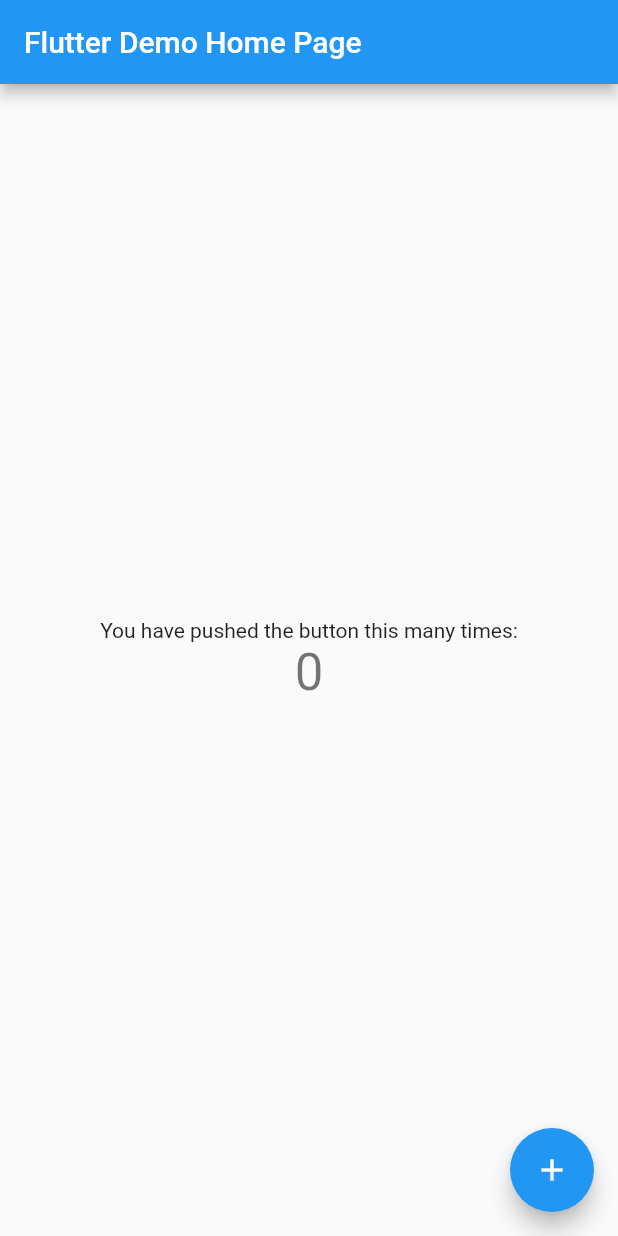
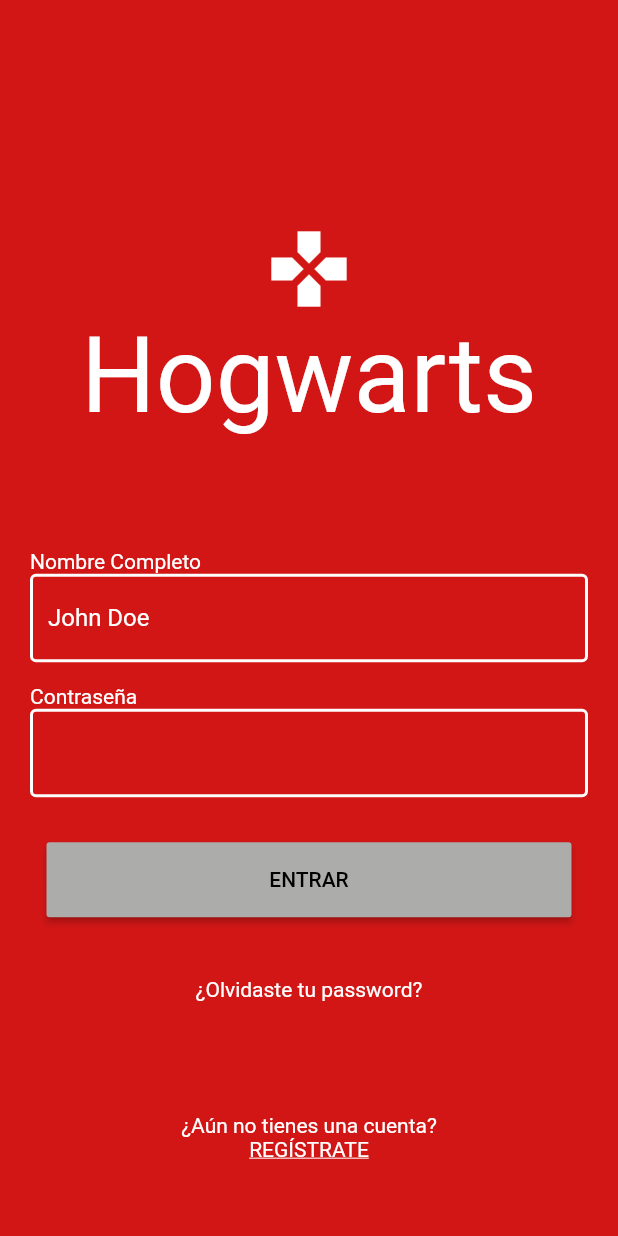
Before and after one commit to EduGro/MovilesProyecto, a Flutter app: the screen it shows after launch, on a phone screen of 412 x 824 dp. Run offline on Flutter 3.47's test engine with Material 2 defaults, Android fonts, the phone set to English and light mode, and no system bars; Roboto replaces fonts that are missing (Akzidenz-Grotesk BQ).

Commit message:
Cambios login y registro

```diff
--- /dev/null
+++ b/lib/login/ingreso.dart
@@ -0,0 +1,232 @@
+import 'package:proyectoMoviles/home/home.dart';
+import 'package:proyectoMoviles/login/registro.dart';
+import 'package:proyectoMoviles/utils/constants.dart';
+import 'package:flutter/gestures.dart';
+import 'package:flutter/material.dart';
+
+class Ingreso extends StatefulWidget {
+  final String title;
+  Ingreso({Key key, this.title}) : super(key: key);
+
+  @override
+  _IngresoState createState() => _IngresoState();
+}
+
+class _IngresoState extends State<Ingreso> {
+  TextEditingController emailController = new TextEditingController();
+  TextEditingController passController = new TextEditingController();
+  final List<Map<String, String>> _listElements = [
+    {
+      "nombre": "John Doe",
+      "pass": "doej",
+      "email": "jdoej@gmail.com",
+    },
+    {
+      "nombre": "Jane Doe",
+      "pass": "doej",
+      "email": "janeDoe@gmail.com",
+    },
+    {
+      "nombre": "Juan Perez",
+      "pass": "perj",
+      "email": "jperez@gmail.com",
+    },
+    {
+      "nombre": "Emongg",
+      "pass": "dva",
+      "email": "zarya@gmail.com",
+    },
+  ];
+  var _scaffoldKey = GlobalKey<ScaffoldState>();
+
+  void showSnacks(String text) {
+    _scaffoldKey.currentState
+      ..hideCurrentSnackBar()
+      ..showSnackBar(
+        SnackBar(
+          content: Text(text),
+        ),
+      );
+  }
+
+  @override
+  Widget build(BuildContext context) {
+    return Scaffold(
+      backgroundColor: PRIMARY_COLOR,
+      key: _scaffoldKey,
+      body: Center(
+        child: SingleChildScrollView(
+          child: Column(
+            children: [
+              Container(
+                padding: new EdgeInsets.only(top: 100.0),
+                child: Icon(
+                  Icons.games,
+                  color: Colors.white,
+                  size: 60,
+                ),
+              ),
+              Container(
+                child: Text(
+                  'Hogwarts',
+                  style: TextStyle(
+                    color: Colors.white,
+                    fontSize: 70,
+                    fontWeight: FontWeight.normal,
+                  ),
+                ),
+              ),
+              Container(
+                padding:
+                    new EdgeInsets.only(top: 75.0, left: 20.0, right: 20.0),
+                child: Column(
+                  children: [
+                    SizedBox(
+                      width: double.infinity,
+                      child: Text(
+                        "Nombre Completo",
+                        textAlign: TextAlign.left,
+                        style: new TextStyle(
+                          color: Colors.white,
+                        ),
+                      ),
+                    ),
+                    TextField(
+                      style: TextStyle(color: Colors.white),
+                      controller: emailController,
+                      decoration: InputDecoration(
+                        hintText: 'John Doe',
+                        hintStyle: TextStyle(
+                          color: Colors.white,
+                        ),
+                        enabledBorder: const OutlineInputBorder(
+                          borderSide:
+                              const BorderSide(color: Colors.white, width: 2.0),
+                        ),
+                      ),
+                    ),
+                  ],
+                ),
+              ),
+              Container(
+                padding:
+                    new EdgeInsets.only(top: 15.0, left: 20.0, right: 20.0),
+                child: Column(
+                  children: [
+                    SizedBox(
+                      width: double.infinity,
+                      child: Text(
+                        "Contraseña",
+                        textAlign: TextAlign.left,
+                        style: new TextStyle(
+                          color: Colors.white,
+                        ),
+                      ),
+                    ),
+                    TextField(
+                      style: TextStyle(color: Colors.white),
+                      controller: passController,
+                      obscureText: true,
+                      decoration: InputDecoration(
+                        enabledBorder: const OutlineInputBorder(
+                          borderSide:
+                              const BorderSide(color: Colors.white, width: 2.0),
+                        ),
+                      ),
+                    ),
+                  ],
+                ),
+              ),
+              Container(
+                padding: new EdgeInsets.only(top: 30.0),
+                child: MaterialButton(
+                  child: Text(
+                    "ENTRAR",
+                    style: TextStyle(
+                      color: Colors.black,
+                    ),
+                  ),
+                  minWidth: 350,
+                  height: 50,
+                  color: SECONDARY_COLOR,
+                  onPressed: () {
+                    var email = emailController.text;
+                    var pass = passController.text;
+                    if (email == "" || pass == "") {
+                      showSnacks("Usuario o contraseña faltantes");
+                    } else {
+                      var probablyPass = _listElements.indexWhere((element) =>
+                          element["nombre"] == email &&
+                          element["pass"] == pass);
+                      if (probablyPass >= 0) {
+                        Navigator.of(context).push(
+                          MaterialPageRoute(
+                            builder: (context) => Home(
+                                title: APP_TITLE,
+                                usuario: _listElements[probablyPass]),
+                          ),
+                        );
+                      }
+                      showSnacks("Usuario o contraseña incorrectos");
+                    }
+                  },
+                ),
+              ),
+              Container(
+                padding: new EdgeInsets.only(top: 40.0),
+                child: new RichText(
+                  textAlign: TextAlign.center,
+                  text: new TextSpan(
+                    children: [
+                      new TextSpan(
+                        text: '¿Olvidaste tu password?',
+                        style: new TextStyle(
+                          color: Colors.white,
+                        ),
+                        recognizer: new TapGestureRecognizer()
+                          ..onTap = () {
+                            showSnacks(
+                                "Enviar un email por favor a: esteCorreo@no.existe");
+                          },
+                      ),
+                    ],
+                  ),
+                ),
+              ),
+              Container(
+                padding: new EdgeInsets.only(top: 75.0),
+                child: new RichText(
+                  textAlign: TextAlign.center,
+                  text: new TextSpan(
+                    children: [
+                      new TextSpan(
+                        text: '¿Aún no tienes una cuenta?\n',
+                        style: new TextStyle(
+                          color: Colors.white,
+                        ),
+                      ),
+                      new TextSpan(
+                        text: 'REGÍSTRATE',
+                        style: new TextStyle(
+                          color: Colors.white,
+                          decoration: TextDecoration.underline,
+                        ),
+                        recognizer: new TapGestureRecognizer()
+                          ..onTap = () {
+                            Navigator.of(context).push(
+                              MaterialPageRoute(
+                                  builder: (context) => Registro()),
+                            );
+                          },
+                      ),
+                    ],
+                  ),
+                ),
+              ),
+            ],
+          ),
+        ),
+      ),
+    );
+  }
+}
--- a/lib/main.dart
+++ b/lib/main.dart
@@ -1,117 +1,21 @@
+import 'package:proyectoMoviles/login/ingreso.dart';
 import 'package:flutter/material.dart';
+import 'package:proyectoMoviles/utils/constants.dart';
 
-void main() {
-  runApp(MyApp());
-}
+void main() => runApp(MyApp());
 
 class MyApp extends StatelessWidget {
   // This widget is the root of your application.
   @override
   Widget build(BuildContext context) {
     return MaterialApp(
-      title: 'Flutter Demo',
+      title: APP_TITLE,
       theme: ThemeData(
-        // This is the theme of your application.
-        //
-        // Try running your application with "flutter run". You'll see the
-        // application has a blue toolbar. Then, without quitting the app, try
-        // changing the primarySwatch below to Colors.green and then invoke
-        // "hot reload" (press "r" in the console where you ran "flutter run",
-        // or simply save your changes to "hot reload" in a Flutter IDE).
-        // Notice that the counter didn't reset back to zero; the application
-        // is not restarted.
-        primarySwatch: Colors.blue,
-        // This makes the visual density adapt to the platform that you run
-        // the app on. For desktop platforms, the controls will be smaller and
-        // closer together (more dense) than on mobile platforms.
-        visualDensity: VisualDensity.adaptivePlatformDensity,
+        //primaryColor: PRIMARY_COLOR,
+        primarySwatch: PRIMARY_COLOR,
+        fontFamily: 'Akzidenz-Grotesk BQ',
       ),
-      home: MyHomePage(title: 'Flutter Demo Home Page'),
+      home: Ingreso(title: APP_TITLE),
     );
   }
 }
-
-class MyHomePage extends StatefulWidget {
-  MyHomePage({Key key, this.title}) : super(key: key);
-
-  // This widget is the home page of your application. It is stateful, meaning
-  // that it has a State object (defined below) that contains fields that affect
-  // how it looks.
-
-  // This class is the configuration for the state. It holds the values (in this
-  // case the title) provided by the parent (in this case the App widget) and
-  // used by the build method of the State. Fields in a Widget subclass are
-  // always marked "final".
-
-  final String title;
-
-  @override
-  _MyHomePageState createState() => _MyHomePageState();
-}
-
-class _MyHomePageState extends State<MyHomePage> {
-  int _counter = 0;
-
-  void _incrementCounter() {
-    setState(() {
-      // This call to setState tells the Flutter framework that something has
-      // changed in this State, which causes it to rerun the build method below
-      // so that the display can reflect the updated values. If we changed
-      // _counter without calling setState(), then the build method would not be
-      // called again, and so nothing would appear to happen.
-      _counter++;
-    });
-  }
-
-  @override
-  Widget build(BuildContext context) {
-    // This method is rerun every time setState is called, for instance as done
-    // by the _incrementCounter method above.
-    //
-    // The Flutter framework has been optimized to make rerunning build methods
-    // fast, so that you can just rebuild anything that needs updating rather
-    // than having to individually change instances of widgets.
-    return Scaffold(
-      appBar: AppBar(
-        // Here we take the value from the MyHomePage object that was created by
-        // the App.build method, and use it to set our appbar title.
-        title: Text(widget.title),
-      ),
-      body: Center(
-        // Center is a layout widget. It takes a single child and positions it
-        // in the middle of the parent.
-        child: Column(
-          // Column is also a layout widget. It takes a list of children and
-          // arranges them vertically. By default, it sizes itself to fit its
-          // children horizontally, and tries to be as tall as its parent.
-          //
-          // Invoke "debug painting" (press "p" in the console, choose the
-          // "Toggle Debug Paint" action from the Flutter Inspector in Android
-          // Studio, or the "Toggle Debug Paint" command in Visual Studio Code)
-          // to see the wireframe for each widget.
-          //
-          // Column has various properties to control how it sizes itself and
-          // how it positions its children. Here we use mainAxisAlignment to
-          // center the children vertically; the main axis here is the vertical
-          // axis because Columns are vertical (the cross axis would be
-          // horizontal).
-          mainAxisAlignment: MainAxisAlignment.center,
-          children: <Widget>[
-            Text(
-              'You have pushed the button this many times:',
-            ),
-            Text(
-              '$_counter',
-              style: Theme.of(context).textTheme.headline4,
-            ),
-          ],
-        ),
-      ),
-      floatingActionButton: FloatingActionButton(
-        onPressed: _incrementCounter,
-        tooltip: 'Increment',
-        child: Icon(Icons.add),
-      ), // This trailing comma makes auto-formatting nicer for build methods.
-    );
-  }
-}
--- /dev/null
+++ b/lib/utils/constants.dart
@@ -0,0 +1,46 @@
+import 'package:flutter/material.dart';
+
+// home
+const String APP_TITLE = "HOGWARTS";
+// profile
+const String PROFILE_NAME = "Anna Doe";
+const String PROFILE_EMAIL = "anna@doe.com";
+const String PROFILE_PICTURE =
+    "https://dkpp.go.id/wp-content/uploads/2018/10/photo.jpg";
+
+// app
+const _redPrimaryValue = 0xFFD21616;
+const Color PRIMARY_COLOR = const MaterialColor(
+  _redPrimaryValue,
+  const <int, Color>{
+    50: const Color(0xFFD21616),
+    100: const Color(0xFFD21616),
+    200: const Color(0xFFD21616),
+    300: const Color(0xFFD21616),
+    400: const Color(0xFFD21616),
+    500: const Color(_redPrimaryValue),
+    600: const Color(0xFFD21616),
+    700: const Color(0xFFD21616),
+    800: const Color(0xFFD21616),
+    900: const Color(0xFFD21616),
+  },
+);
+
+const _silverSecondaryValue = 0xFFACACAB;
+const Color SECONDARY_COLOR = const MaterialColor(
+  _silverSecondaryValue,
+  const <int, Color>{
+    50: const Color(0xFFACACAB),
+    100: const Color(0xFFACACAB),
+    200: const Color(0xFFACACAB),
+    300: const Color(0xFFACACAB),
+    400: const Color(0xFFACACAB),
+    500: const Color(_silverSecondaryValue),
+    600: const Color(0xFFACACAB),
+    700: const Color(0xFFACACAB),
+    800: const Color(0xFFACACAB),
+    900: const Color(0xFFACACAB),
+  },
+);
+
+//Color(0xFF204254); //Colors.blue; //0xFF204254
```
Also changed, not shown: lib/home/home.dart (added, +47 -0 lines), lib/login/registro.dart (added, +247 -0 lines), 1 other file.
